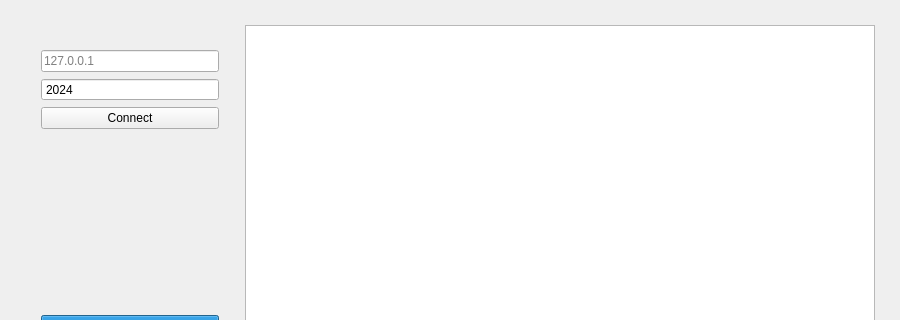
Before: the Qt Designer form Client/mainwindow.ui in hrebeniukde/NG_2024_NoTransfer, drawn with Qt 5; both pictures show x 0 to 900 and y 0 to 320 of the 900 by 700 pixel window.
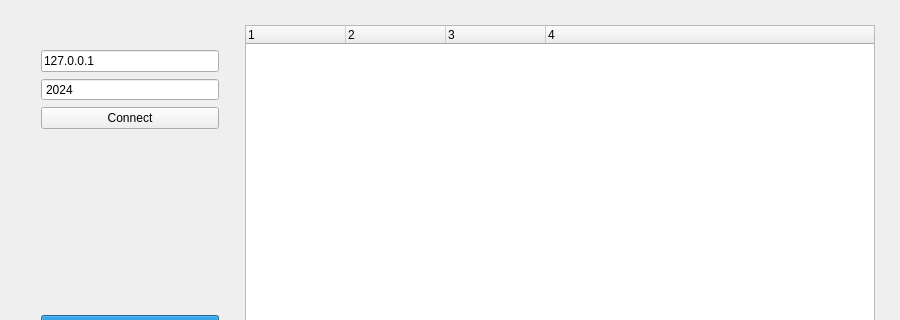
After: the same form once the commit is applied.

Commit message: Change QListView to QTreeWidget in client-side's UI and remove old stylesheet.css file

Patch:
```diff
--- a/Client/mainwindow.ui
+++ b/Client/mainwindow.ui
@@ -47,6 +47,9 @@
        </property>
        <item>
         <widget class="QLineEdit" name="hostLineEdit">
+         <property name="text">
+          <string>127.0.0.1</string>
+         </property>
          <property name="placeholderText">
           <string>127.0.0.1</string>
          </property>
@@ -151,7 +154,31 @@
        <number>10</number>
       </property>
       <item>
-       <widget class="QListView" name="filesListView"/>
+       <widget class="QTreeWidget" name="filesTreeWidget">
+        <property name="columnCount">
+         <number>4</number>
+        </property>
+        <column>
+         <property name="text">
+          <string notr="true">1</string>
+         </property>
+        </column>
+        <column>
+         <property name="text">
+          <string notr="true">2</string>
+         </property>
+        </column>
+        <column>
+         <property name="text">
+          <string notr="true">3</string>
+         </property>
+        </column>
+        <column>
+         <property name="text">
+          <string notr="true">4</string>
+         </property>
+        </column>
+       </widget>
       </item>
       <item>
        <widget class="QTextEdit" name="logMessagesEdit">
```
The commit also changes 1 other file.
